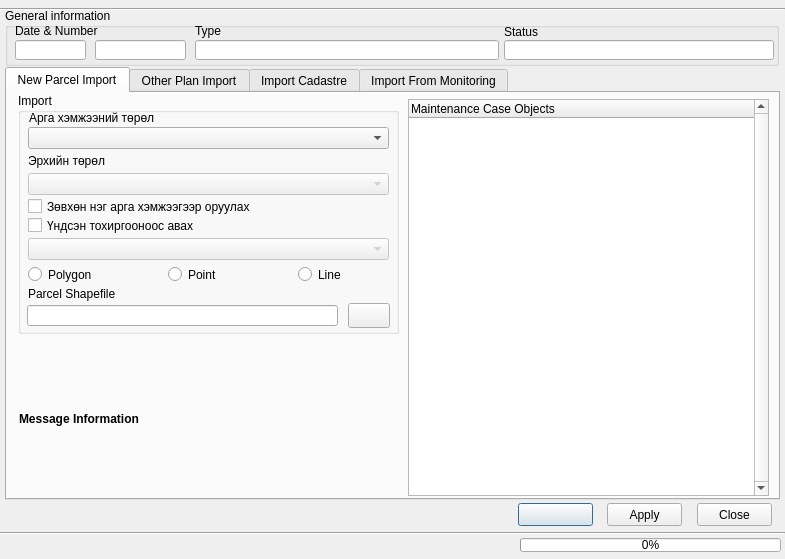
Old version of the form view/PlanCaseDialog.ui in the repository teamlm2/lm2_mgis.
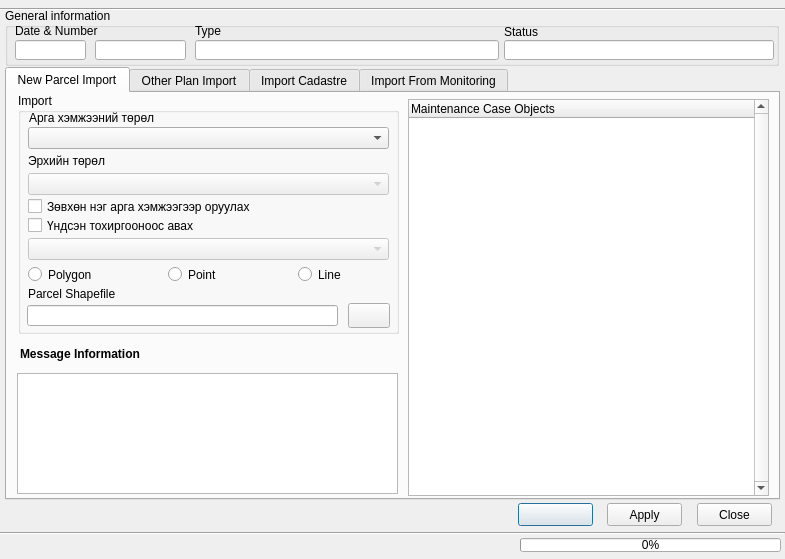
New version of the form. The open tabs and pages were chosen to show the change. Icons and pictures are not drawn.

```diff
--- a/view/PlanCaseDialog.ui
+++ b/view/PlanCaseDialog.ui
@@ -427,10 +427,10 @@
     <widget class="QLabel" name="message_label">
      <property name="geometry">
       <rect>
-       <x>12</x>
-       <y>250</y>
+       <x>13</x>
+       <y>240</y>
        <width>377</width>
-       <height>151</height>
+       <height>41</height>
       </rect>
      </property>
      <property name="font">
@@ -443,6 +443,16 @@
       <string>Message Information</string>
      </property>
     </widget>
+    <widget class="QPlainTextEdit" name="message_txt_edit">
+     <property name="geometry">
+      <rect>
+       <x>10</x>
+       <y>280</y>
+       <width>381</width>
+       <height>121</height>
+      </rect>
+     </property>
+    </widget>
    </widget>
    <widget class="QWidget" name="tab_2">
     <attribute name="title">
```
Left out of the diff: 2 changed lines with no effect on the pictures.
